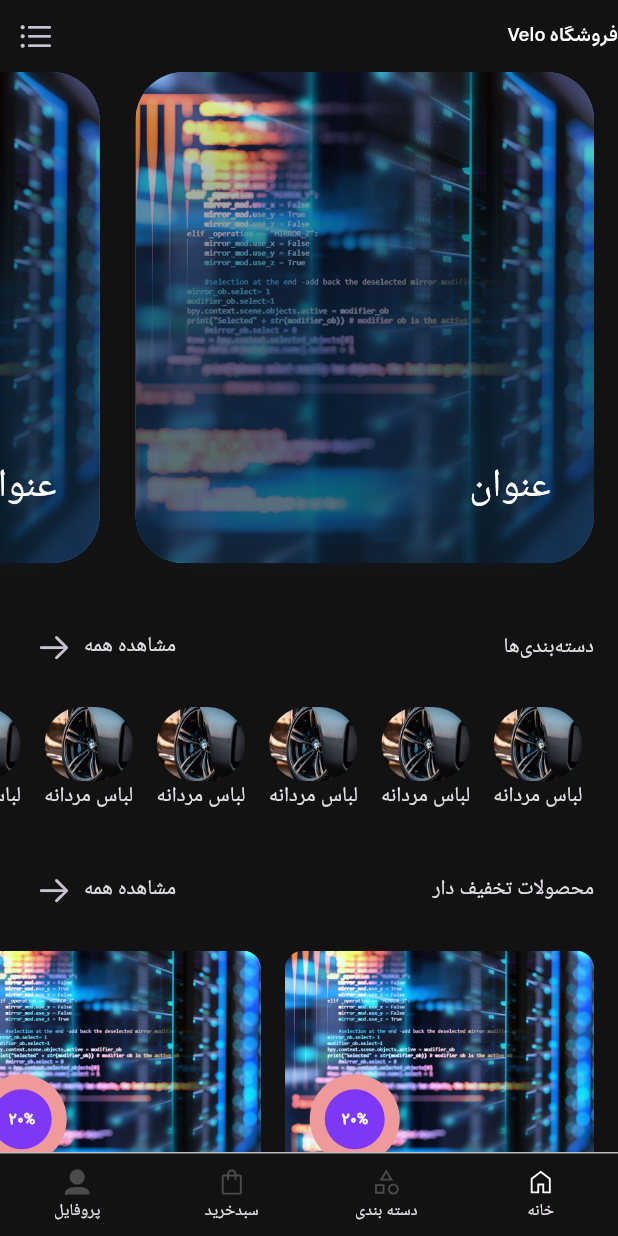
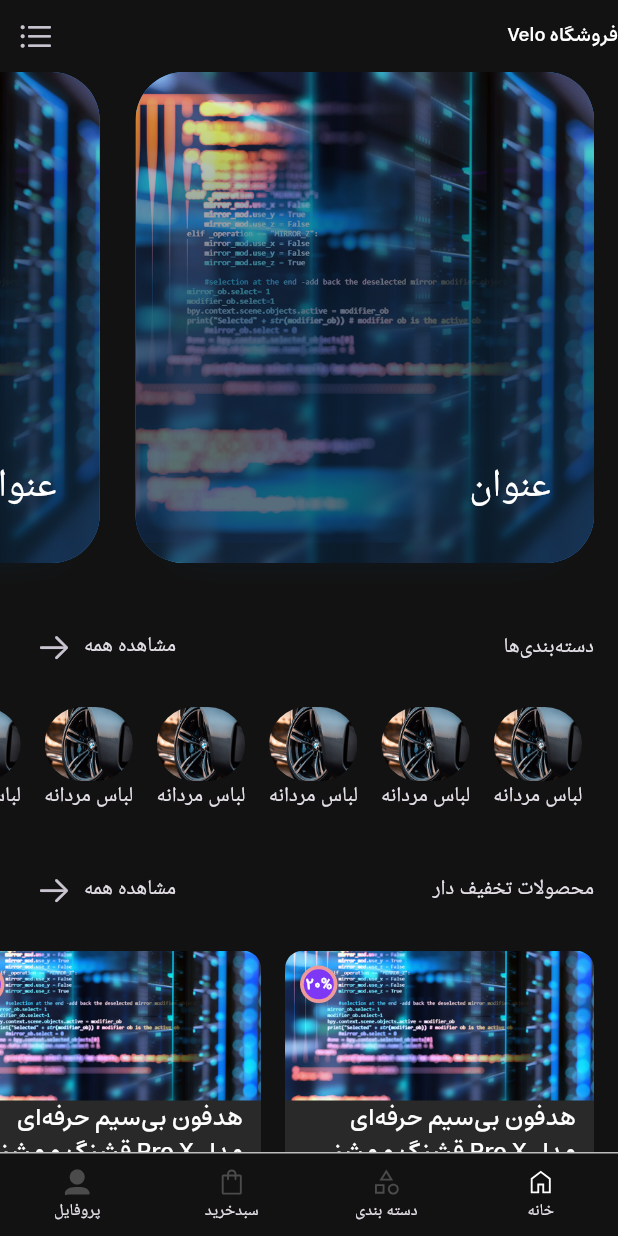
Before and after one commit to saeidjeddi/VeloShop-platform, a Flutter app: the screen it shows after launch, on a phone screen of 412 x 824 dp. Run offline on Flutter 3.47's test engine with Material 3 defaults, Android fonts, the phone set to English and light mode, and no system bars; drawn by our look-alikes of carousel_slider; our stand-ins replace bloc, dio, flutter_svg.

Commit message:
fix ui size ProductItem

```diff
--- a/lib/core/widgets/productItem.dart
+++ b/lib/core/widgets/productItem.dart
@@ -29,7 +29,7 @@ class ProductItem extends StatelessWidget {
   Widget build(BuildContext context) {
     return Container(
       margin: const EdgeInsets.symmetric(horizontal: 8),
-      width: size.width / 2,
+      width: size.width * .5,
       decoration: BoxDecoration(
         color: Color.fromARGB(255, 41, 41, 41),
         borderRadius: BorderRadius.circular(AppDimers.medium + 5),
@@ -38,7 +38,11 @@ class ProductItem extends StatelessWidget {
         children: [
           Column(
             crossAxisAlignment: .start,
+            mainAxisAlignment: .spaceBetween,
             children: [
+Column(
+  children: [
+
     ClipRRect(
       borderRadius: BorderRadius.only(
         topLeft: Radius.circular(AppDimers.medium),
@@ -48,17 +52,16 @@ class ProductItem extends StatelessWidget {
         imgeProduct,
         fit: BoxFit.cover,
         width: size.width,
-                  height: size.height / 6,
+        height: 100,
       ),
     ),
 
     SizedBox(
-                width: size.width * .7,
+      width: size.width,
       child: Padding(
         padding: EdgeInsets.only(
           left: AppDimers.medium,
           right: AppDimers.medium,
-                    top: AppDimers.small
         ),
         child: Text(
           titel,
@@ -68,8 +71,13 @@ class ProductItem extends StatelessWidget {
         ),
       ),
     ),
-              AppDimers.large.height,
 
+  ],
+),
+
+Column(
+  mainAxisAlignment: .spaceBetween,
+  children: [
     if (pricDiscount != null)
       Padding(
         padding: EdgeInsets.only(
@@ -93,25 +101,28 @@ class ProductItem extends StatelessWidget {
         style: AppTextstyleDarkMode.price,
       ),
     ),
+    AppDimers.medium.height,
   ],
 ),
 
+            ],
+),
 
           if (discount != null)
             Positioned(
-              top: size.height * .1,
-              left: size.width * .04,
+              top: 10,
+              left: 10,
               child: Container(
-                width: 60,
-                height: 60,
+                width: 25,
+                height: 25,
                 alignment: Alignment.center,
                 decoration: BoxDecoration(
                   color: Colors.red.shade200,
                   borderRadius: BorderRadius.circular(AppDimers.bigLarge),
                 ),
                 child: Container(
-                  width: 40,
-                  height: 40,
+                  width: 20,
+                  height: 20,
                   decoration: BoxDecoration(
                     color: const Color.fromARGB(255, 126, 55, 245),
                     borderRadius: BorderRadius.circular(AppDimers.large),
--- a/lib/features/main/presentation/pages/home_screen.dart
+++ b/lib/features/main/presentation/pages/home_screen.dart
@@ -113,7 +113,7 @@ class HomeScreen extends StatelessWidget {
 
             SizedBox(
               width: size.width,
-              height: size.height * .35,
+              height: size.height / 3,
               child: ListView.builder(
                 scrollDirection: Axis.horizontal,
                 itemCount: 5,
@@ -140,7 +140,7 @@ class HomeScreen extends StatelessWidget {
 
             SizedBox(
               width: size.width,
-              height: size.height * .35,
+              height: size.height * .3,
               child: ListView.builder(
                 scrollDirection: Axis.horizontal,
                 itemCount: 5,
```
Lines whose indentation alone changed are shown as unchanged.
